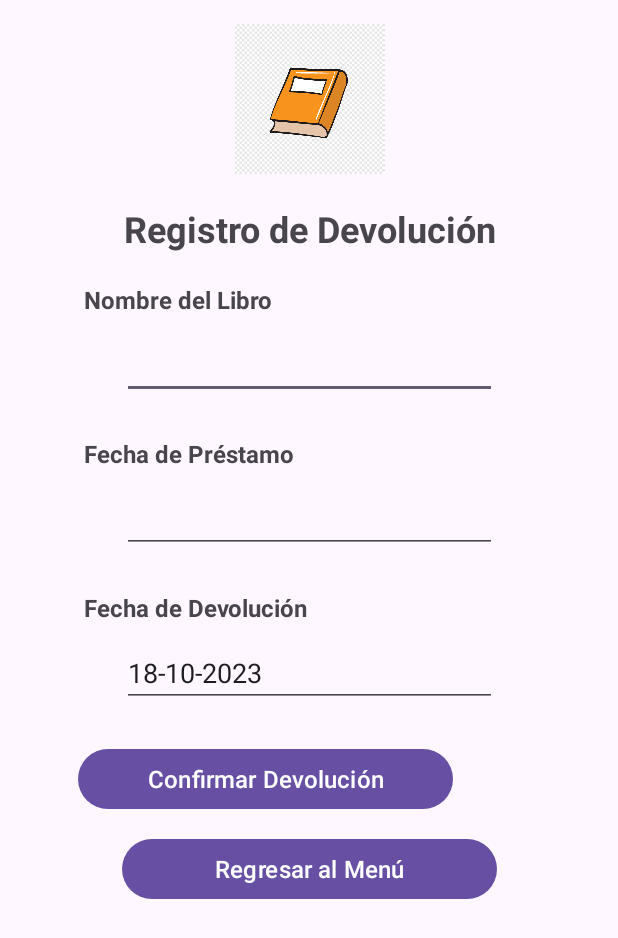
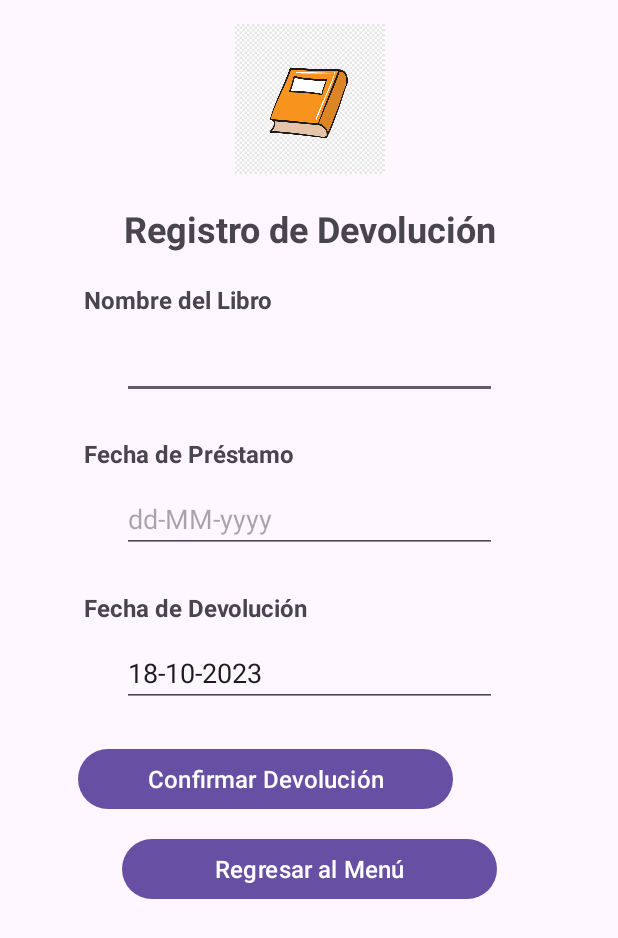
Before and after one commit to erickdc7/proyecto-biblioteca, an Android app: the DevolucionActivity screen opened directly, with no data from a screen before it, on a phone screen of 412 x 824 dp. Shown: the top 938 px of the screen. Run offline under Robolectric (Android 15) with nearby library versions, the phone set to English and light mode, and no system bars; network calls fail.

Commit message:
formato de fecha agregado

```diff
--- a/app/src/main/res/layout/solicituddevolucion.xml
+++ b/app/src/main/res/layout/solicituddevolucion.xml
@@ -86,6 +86,7 @@
             android:layout_marginRight="25dp"
             android:contentDescription="Ingrese FechaP"
             android:ems="10"
+            android:hint="@string/formato_fecha"
             android:inputType="text"
             app:layout_constraintEnd_toEndOf="parent"
             app:layout_constraintStart_toStartOf="parent"
--- a/app/src/main/res/layout/solicitudprestamo.xml
+++ b/app/src/main/res/layout/solicitudprestamo.xml
@@ -100,6 +100,7 @@
         android:layout_marginTop="10dp"
         android:layout_marginRight="50dp"
         android:ems="10"
+        android:hint="@string/formato_fecha"
         android:inputType="text"
         android:text=""
         app:layout_constraintEnd_toEndOf="parent"
--- a/app/src/main/res/values/strings.xml
+++ b/app/src/main/res/values/strings.xml
@@ -6,6 +6,7 @@
     <string name="nombre_del_libro">Nombre del Libro</string>
     <string name="ingrese_libro">Ingrese Libro</string>
     <string name="fecha_de_prestamo">Fecha de Préstamo</string>
+    <string name="formato_fecha">dd-MM-yyyy</string>
     <string name="fecha_de_devolucion">Fecha de Devolución</string>
     <string name="confirmar_devolucion">Confirmar Devolución</string>
     <string name="regresar_al_menu">Regresar al Menú</string>
@@ -34,5 +35,4 @@
     <string name="direccion">Dirección</string>
     <string name="telefono">Teléfono</string>
     <string name="correo">Correo</string>
-
 </resources>
```
